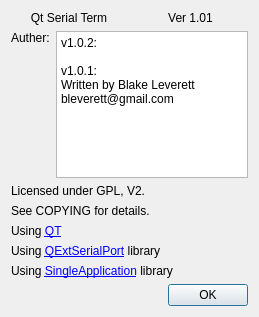
Old version of the form aboutdialog.ui in the repository coolshou/QST.
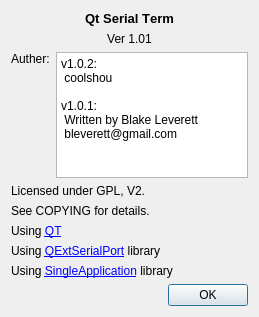
New version of the form.

Diff of the .ui file:
```diff
--- a/aboutdialog.ui
+++ b/aboutdialog.ui
@@ -15,9 +15,15 @@
   </property>
   <layout class="QVBoxLayout" name="verticalLayout">
    <item>
-    <layout class="QHBoxLayout" name="horizontalLayout">
-     <item>
       <widget class="QLabel" name="label">
+     <property name="font">
+      <font>
+       <pointsize>10</pointsize>
+       <weight>75</weight>
+       <bold>true</bold>
+       <kerning>false</kerning>
+      </font>
+     </property>
        <property name="text">
         <string>Qt Serial Term</string>
        </property>
@@ -36,8 +42,6 @@
        </property>
       </widget>
      </item>
-    </layout>
-   </item>
    <item>
     <layout class="QHBoxLayout" name="horizontalLayout_2">
      <item>
@@ -57,10 +61,11 @@
        </property>
        <property name="plainText">
         <string>v1.0.2:
+ coolshou
 
 v1.0.1:
-Written by Blake Leverett
-bleverett@gmail.com</string>
+ Written by Blake Leverett
+ bleverett@gmail.com</string>
        </property>
        <property name="backgroundVisible">
         <bool>false</bool>
```
Lines whose indentation alone changed are shown as unchanged.
